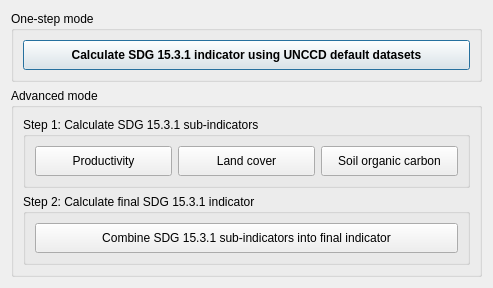
Old version of the form LDMP/gui/DlgCalculate.ui in the repository ConservationInternational/trends.earth.
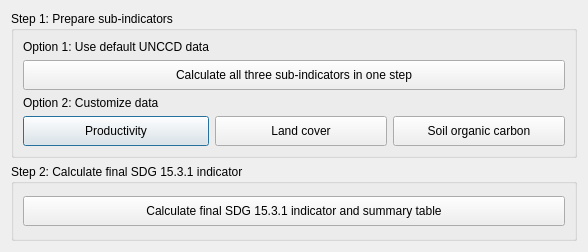
New version of the form.

Commit message: Rework main window.

What changed in the file:
```diff
--- a/LDMP/gui/DlgCalculate.ui
+++ b/LDMP/gui/DlgCalculate.ui
@@ -9,7 +9,7 @@
    <rect>
     <x>0</x>
     <y>0</y>
-    <width>493</width>
+    <width>588</width>
     <height>252</height>
    </rect>
   </property>
@@ -22,48 +22,14 @@
   <property name="windowTitle">
    <string>Calculate Indicators</string>
   </property>
-  <layout class="QGridLayout" name="gridLayout">
-   <item row="0" column="0">
+  <layout class="QVBoxLayout" name="verticalLayout_2">
+   <item>
     <widget class="QGroupBox" name="groupBox">
      <property name="title">
-      <string>One-step mode</string>
+      <string>Step 1: Prepare sub-indicators</string>
      </property>
-     <layout class="QHBoxLayout" name="horizontalLayout_2">
-      <item>
-       <widget class="QPushButton" name="btn_sdg_onestep">
-        <property name="minimumSize">
-         <size>
-          <width>0</width>
-          <height>30</height>
-         </size>
-        </property>
-        <property name="font">
-         <font>
-          <weight>75</weight>
-          <bold>true</bold>
-         </font>
-        </property>
-        <property name="text">
-         <string>Calculate SDG 15.3.1 indicator using UNCCD default datasets</string>
-        </property>
-       </widget>
-      </item>
-     </layout>
-    </widget>
-   </item>
-   <item row="1" column="0">
-    <widget class="QGroupBox" name="groupBox_4">
-     <property name="title">
-      <string>Advanced mode</string>
-     </property>
-     <layout class="QVBoxLayout" name="verticalLayout">
-      <item>
-       <widget class="QGroupBox" name="groupBox_2">
-        <property name="title">
-         <string>Step 1: Calculate SDG 15.3.1 sub-indicators</string>
-        </property>
-        <layout class="QHBoxLayout" name="horizontalLayout">
-         <item>
+     <layout class="QGridLayout" name="gridLayout_2">
+      <item row="4" column="1">
           <widget class="QPushButton" name="btn_prod">
            <property name="minimumSize">
             <size>
@@ -76,7 +42,7 @@
            </property>
           </widget>
          </item>
-         <item>
+      <item row="4" column="2">
           <widget class="QPushButton" name="btn_lc">
            <property name="minimumSize">
             <size>
@@ -89,7 +55,33 @@
            </property>
           </widget>
          </item>
-         <item>
+      <item row="2" column="1" colspan="3">
+       <widget class="QPushButton" name="btn_sdg_onestep">
+        <property name="minimumSize">
+         <size>
+          <width>0</width>
+          <height>30</height>
+         </size>
+        </property>
+        <property name="font">
+         <font>
+          <weight>50</weight>
+          <bold>false</bold>
+         </font>
+        </property>
+        <property name="text">
+         <string>Calculate all three sub-indicators in one step</string>
+        </property>
+       </widget>
+      </item>
+      <item row="1" column="1">
+       <widget class="QLabel" name="label">
+        <property name="text">
+         <string>Option 1: Use default UNCCD data</string>
+        </property>
+       </widget>
+      </item>
+      <item row="4" column="3">
           <widget class="QPushButton" name="btn_soc">
            <property name="minimumSize">
             <size>
@@ -102,15 +94,22 @@
            </property>
           </widget>
          </item>
+      <item row="3" column="1" colspan="3">
+       <widget class="QLabel" name="label_2">
+        <property name="text">
+         <string>Option 2: Customize data</string>
+        </property>
+       </widget>
+      </item>
         </layout>
        </widget>
       </item>
       <item>
-       <widget class="QGroupBox" name="groupBox_3">
+    <widget class="QGroupBox" name="groupBox_4">
         <property name="title">
          <string>Step 2: Calculate final SDG 15.3.1 indicator</string>
         </property>
-        <layout class="QVBoxLayout" name="verticalLayout_2">
+     <layout class="QVBoxLayout" name="verticalLayout">
          <item>
           <widget class="QPushButton" name="btn_sdg_advanced">
            <property name="minimumSize">
@@ -120,11 +119,8 @@
             </size>
            </property>
            <property name="text">
-            <string>Combine SDG 15.3.1 sub-indicators into final indicator</string>
-           </property>
-          </widget>
-         </item>
-        </layout>
+         <string>Calculate final SDG 15.3.1 indicator and summary table</string>
+        </property>
        </widget>
       </item>
      </layout>
```
Lines whose indentation alone changed are shown as unchanged.
